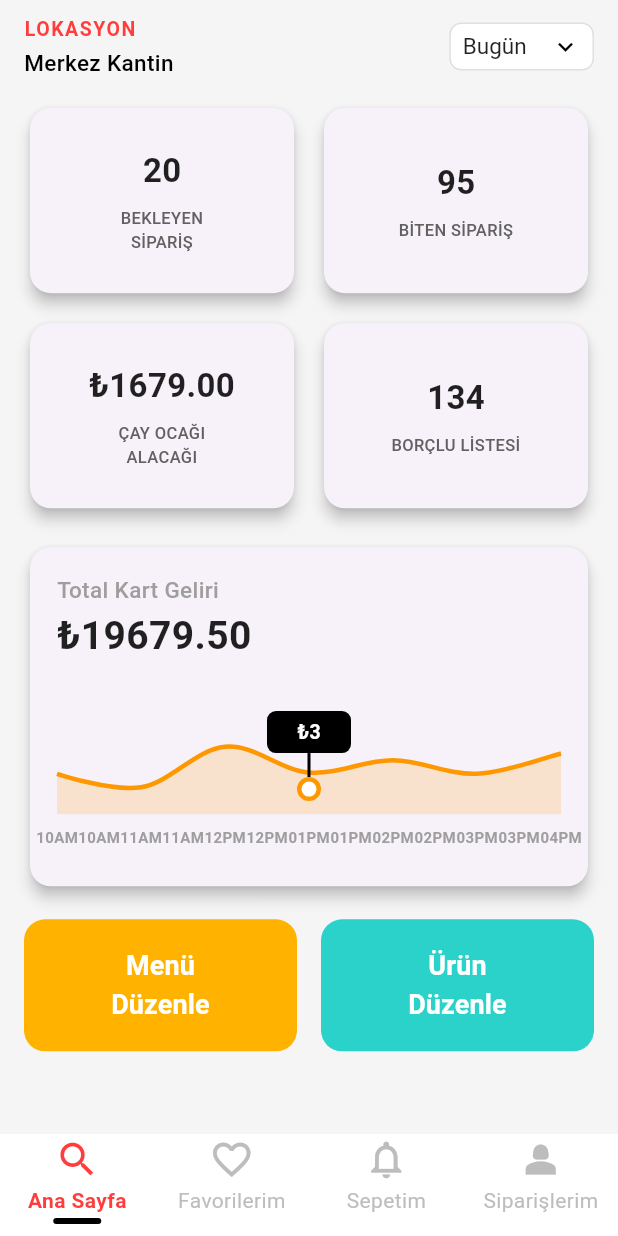
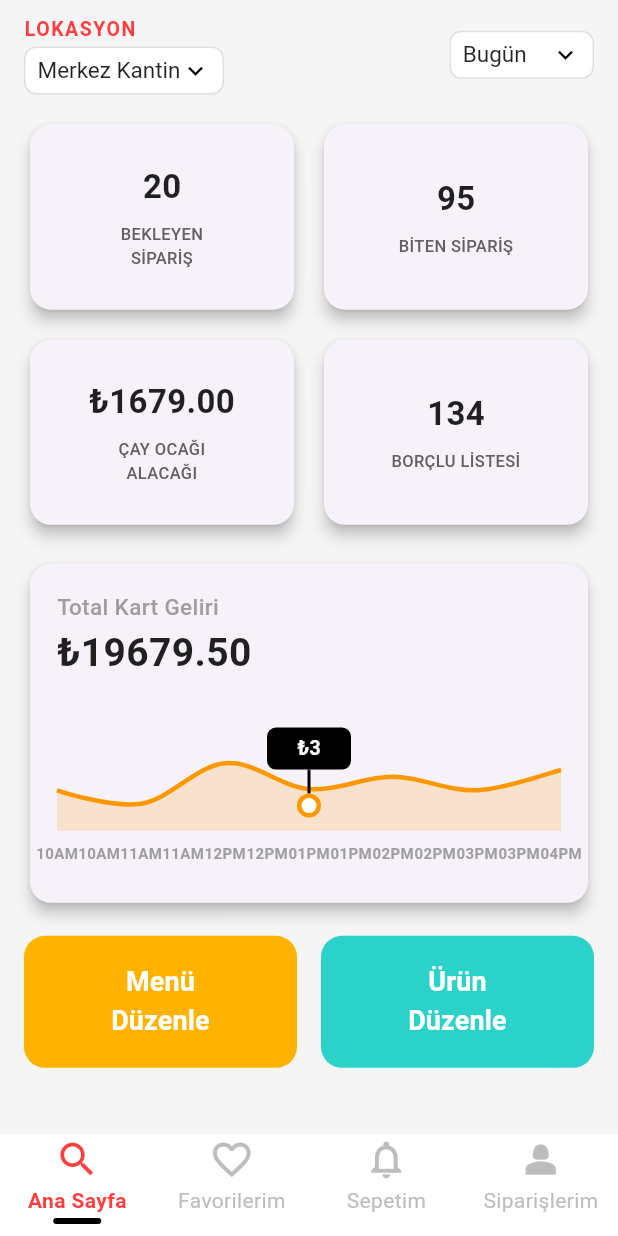
Before and after one commit to iremsu-erdemir/E-Kantin_3, a Flutter app: the OzetSayfa screen opened directly, on a phone screen of 412 x 824 dp. Run offline on Flutter 3.47's test engine with Material 3 defaults, Android fonts, the phone set to English and light mode, and no system bars; drawn by our look-alikes of fl_chart; our stand-ins replace shared_preferences; accounts and stored records are empty; Roboto replaces fonts that are missing (Poppins).

Commit message:
menü ve çay ocağı dropdown menüsü yapıldı

```diff
--- a/lib/screens/login_page.dart
+++ b/lib/screens/login_page.dart
@@ -197,6 +197,13 @@ class _LoginPageState extends State<LoginPage> {
   }
 
   Future<void> _handleLogin() async {
+    if (_usernameController.text.trim().isEmpty ||
+        _passwordController.text.trim().isEmpty) {
+      setState(() {
+        _error = 'Lütfen kullanıcı adı ve şifreyi giriniz.';
+      });
+      return;
+    }
     setState(() {
       _loading = true;
       _error = null;
--- a/lib/screens/ozet_sayfa.dart
+++ b/lib/screens/ozet_sayfa.dart
@@ -47,8 +47,8 @@ class _OzetSayfaState extends State<OzetSayfa> {
                   children: [
                     Column(
                       crossAxisAlignment: CrossAxisAlignment.start,
-                      children: const [
-                        Text(
+                      children: [
+                        const Text(
                           "LOKASYON",
                           style: TextStyle(
                             color: Color(0xFFFF3D3D),
@@ -57,13 +57,45 @@ class _OzetSayfaState extends State<OzetSayfa> {
                             letterSpacing: 1,
                           ),
                         ),
-                        SizedBox(height: 2),
-                        Text(
-                          "Merkez Kantin",
-                          style: TextStyle(
-                            color: Colors.black,
-                            fontWeight: FontWeight.w500,
-                            fontSize: 15,
+                        const SizedBox(height: 2),
+                        Container(
+                          height: 32,
+                          padding: const EdgeInsets.symmetric(horizontal: 8),
+                          decoration: BoxDecoration(
+                            color: Colors.white,
+                            borderRadius: BorderRadius.circular(8),
+                            border: Border.all(color: Color(0xFFE0E0E0)),
+                          ),
+                          child: DropdownButtonHideUnderline(
+                            child: DropdownButton<String>(
+                              value: selectedLokasyon,
+                              items: const [
+                                DropdownMenuItem(
+                                  value: "Merkez Kantin",
+                                  child: Text("Merkez Kantin"),
+                                ),
+                                DropdownMenuItem(
+                                  value: "Çay Ocağı",
+                                  child: Text("Çay Ocağı"),
+                                ),
+                              ],
+                              onChanged: (value) {
+                                if (value != null) {
+                                  setState(() {
+                                    selectedLokasyon = value;
+                                  });
+                                }
+                              },
+                              icon: const Icon(
+                                Icons.keyboard_arrow_down,
+                                color: Colors.black,
+                                size: 20,
+                              ),
+                              style: const TextStyle(
+                                fontSize: 15,
+                                color: Colors.black87,
+                              ),
+                            ),
                           ),
                         ),
                       ],
```
